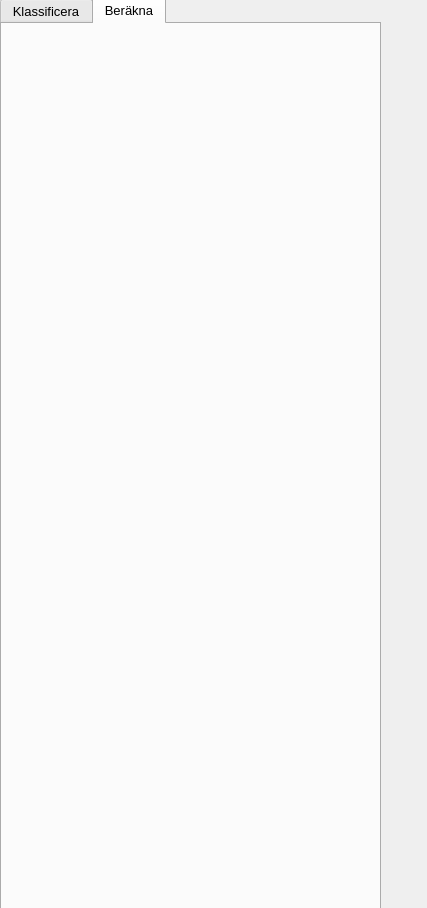
First picture: the form in ui/qgyf_dockwidget_base.ui, repository co-city/QGYF, before the edit.
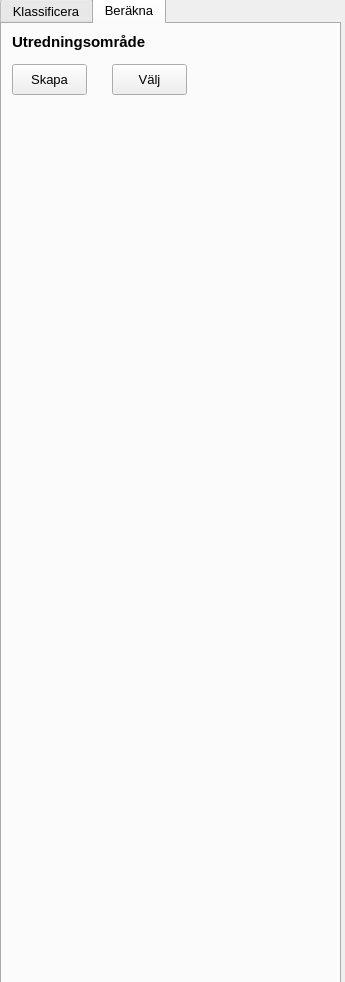
Second picture: the form after the edit. The open tabs and pages were chosen to show the change. Icons and pictures are not drawn.

Commit message: Research Area - Create/Select

```diff
--- a/ui/qgyf_dockwidget_base.ui
+++ b/ui/qgyf_dockwidget_base.ui
@@ -6,8 +6,8 @@
    <rect>
     <x>0</x>
     <y>0</y>
-    <width>427</width>
-    <height>908</height>
+    <width>345</width>
+    <height>982</height>
    </rect>
   </property>
   <property name="font">
@@ -35,7 +35,7 @@
      <rect>
       <x>0</x>
       <y>-3</y>
-      <width>381</width>
+      <width>341</width>
       <height>1031</height>
      </rect>
     </property>
@@ -295,6 +295,51 @@
      <attribute name="toolTip">
       <string>Här beräknas GYF:en utifrån din klassificering</string>
      </attribute>
+     <widget class="QLabel" name="label_6">
+      <property name="geometry">
+       <rect>
+        <x>10</x>
+        <y>3</y>
+        <width>151</width>
+        <height>30</height>
+       </rect>
+      </property>
+      <property name="text">
+       <string>&lt;html&gt;&lt;head/&gt;&lt;body&gt;&lt;p&gt;&lt;span style=&quot; font-size:11pt; font-weight:600;&quot;&gt;Utredningsområde&lt;/span&gt;&lt;/p&gt;&lt;/body&gt;&lt;/html&gt;</string>
+      </property>
+     </widget>
+     <widget class="QPushButton" name="createRA">
+      <property name="geometry">
+       <rect>
+        <x>10</x>
+        <y>40</y>
+        <width>75</width>
+        <height>31</height>
+       </rect>
+      </property>
+      <property name="toolTip">
+       <string>Rita upp ett avgränsningsområde där du vill beräkna GYF</string>
+      </property>
+      <property name="text">
+       <string>Skapa</string>
+      </property>
+     </widget>
+     <widget class="QPushButton" name="selectRA">
+      <property name="geometry">
+       <rect>
+        <x>110</x>
+        <y>40</y>
+        <width>75</width>
+        <height>31</height>
+       </rect>
+      </property>
+      <property name="toolTip">
+       <string>Välj ett avgränsningsområde där du vill beräkna GYF</string>
+      </property>
+      <property name="text">
+       <string>Välj</string>
+      </property>
+     </widget>
     </widget>
    </widget>
   </widget>
```
Left out of the diff: 10 changed lines with no effect on the pictures. The commit also changes 6 other files.
